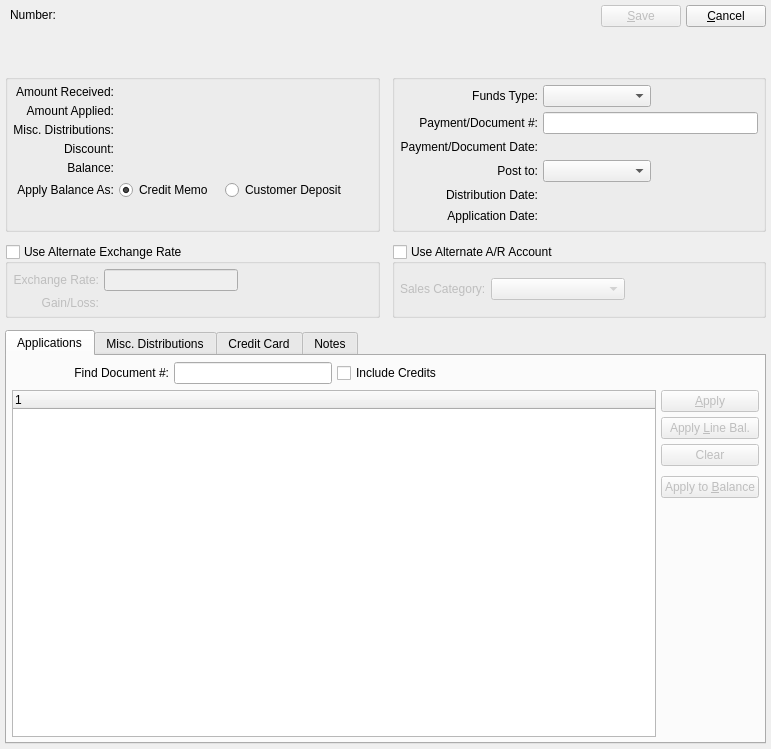
Pegasus-RPG/xtuple-client, file guiclient/cashReceipt.ui: the form before one commit.
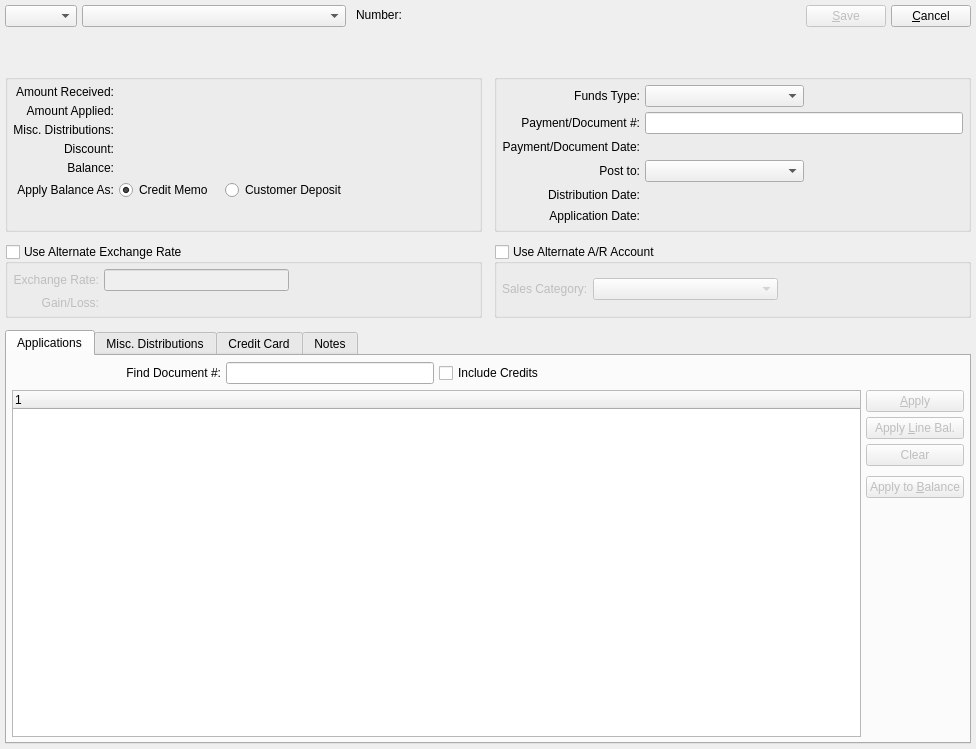
The form after the commit. Custom widgets are drawn as their Qt base class.

Commit message: cashReceipt.js transferred to the core

The edit to the form file:
```diff
--- a/guiclient/cashReceipt.ui
+++ b/guiclient/cashReceipt.ui
@@ -9,11 +9,14 @@
 to be bound by its terms.</comment>
  <class>cashReceipt</class>
  <widget class="QWidget" name="cashReceipt">
+  <property name="enabled">
+   <bool>true</bool>
+  </property>
   <property name="geometry">
    <rect>
     <x>0</x>
     <y>0</y>
-    <width>771</width>
+    <width>976</width>
     <height>749</height>
    </rect>
   </property>
@@ -28,6 +31,31 @@
      </property>
      <item row="0" column="0" colspan="2">
       <layout class="QHBoxLayout" name="horizontalLayout_2">
+       <item alignment="Qt::AlignTop">
+        <widget class="XComboBox" name="_custSelector"/>
+       </item>
+       <item alignment="Qt::AlignTop">
+        <widget class="XComboBox" name="_custGrp">
+         <property name="enabled">
+          <bool>true</bool>
+         </property>
+         <property name="minimumSize">
+          <size>
+           <width>264</width>
+           <height>0</height>
+          </size>
+         </property>
+         <property name="frame">
+          <bool>true</bool>
+         </property>
+         <property name="type">
+          <enum>XComboBox::CustomerGroups</enum>
+         </property>
+         <property name="defaultCode">
+          <enum>XComboBox::First</enum>
+         </property>
+        </widget>
+       </item>
        <item>
         <widget class="CustCluster" name="_cust">
          <property name="sizePolicy">
```
Left out of the diff: 132 changed lines with no effect on the pictures. The commit also changes 2 other files.
